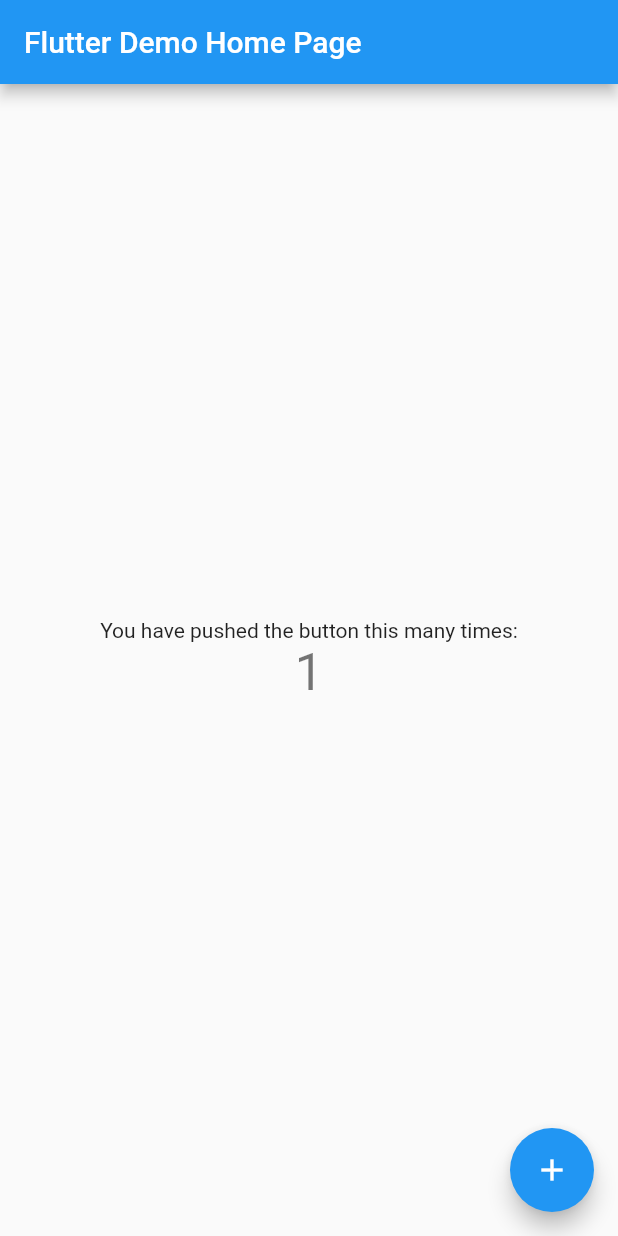
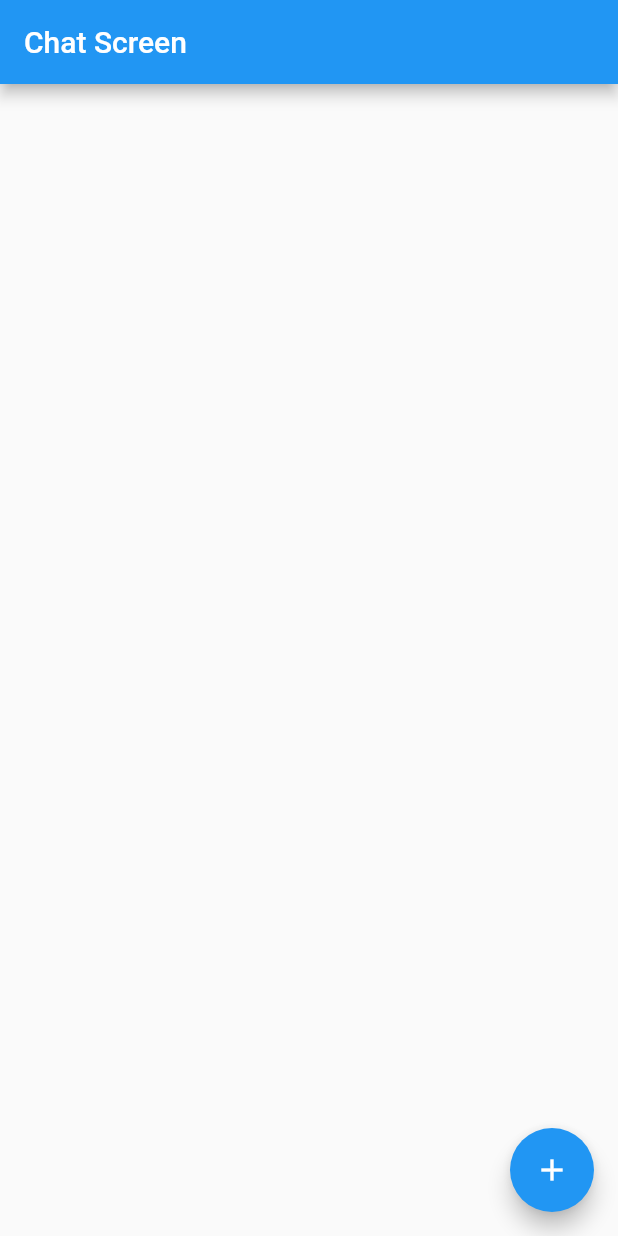
Before and after one commit to rafliandreansyah/chat_app, a Flutter app: the screen it shows after launch, after a tap on the "add" icon, on a phone screen of 412 x 824 dp. Run offline on Flutter 3.47's test engine with Material 2 defaults, Android fonts, the phone set to English and light mode, and no system bars; our stand-ins replace cloud_firestore, firebase_core; accounts and stored records are empty.

```diff
--- a/lib/main.dart
+++ b/lib/main.dart
@@ -1,6 +1,15 @@
 import 'package:flutter/material.dart';
 
-void main() {
+import 'package:firebase_core/firebase_core.dart';
+import 'firebase_options.dart';
+
+import './screen/chat_screen.dart';
+
+void main() async {
+  WidgetsFlutterBinding.ensureInitialized();
+  await Firebase.initializeApp(
+    options: DefaultFirebaseOptions.currentPlatform,
+  );
   runApp(const MyApp());
 }
 
@@ -13,103 +22,9 @@ class MyApp extends StatelessWidget {
     return MaterialApp(
       title: 'Flutter Demo',
       theme: ThemeData(
-        // This is the theme of your application.
-        //
-        // Try running your application with "flutter run". You'll see the
-        // application has a blue toolbar. Then, without quitting the app, try
-        // changing the primarySwatch below to Colors.green and then invoke
-        // "hot reload" (press "r" in the console where you ran "flutter run",
-        // or simply save your changes to "hot reload" in a Flutter IDE).
-        // Notice that the counter didn't reset back to zero; the application
-        // is not restarted.
         primarySwatch: Colors.blue,
       ),
-      home: const MyHomePage(title: 'Flutter Demo Home Page'),
+      home: const ChatScreen(),
     );
   }
 }
-
-class MyHomePage extends StatefulWidget {
-  const MyHomePage({Key? key, required this.title}) : super(key: key);
-
-  // This widget is the home page of your application. It is stateful, meaning
-  // that it has a State object (defined below) that contains fields that affect
-  // how it looks.
-
-  // This class is the configuration for the state. It holds the values (in this
-  // case the title) provided by the parent (in this case the App widget) and
-  // used by the build method of the State. Fields in a Widget subclass are
-  // always marked "final".
-
-  final String title;
-
-  @override
-  State<MyHomePage> createState() => _MyHomePageState();
-}
-
-class _MyHomePageState extends State<MyHomePage> {
-  int _counter = 0;
-
-  void _incrementCounter() {
-    setState(() {
-      // This call to setState tells the Flutter framework that something has
-      // changed in this State, which causes it to rerun the build method below
-      // so that the display can reflect the updated values. If we changed
-      // _counter without calling setState(), then the build method would not be
-      // called again, and so nothing would appear to happen.
-      _counter++;
-    });
-  }
-
-  @override
-  Widget build(BuildContext context) {
-    // This method is rerun every time setState is called, for instance as done
-    // by the _incrementCounter method above.
-    //
-    // The Flutter framework has been optimized to make rerunning build methods
-    // fast, so that you can just rebuild anything that needs updating rather
-    // than having to individually change instances of widgets.
-    return Scaffold(
-      appBar: AppBar(
-        // Here we take the value from the MyHomePage object that was created by
-        // the App.build method, and use it to set our appbar title.
-        title: Text(widget.title),
-      ),
-      body: Center(
-        // Center is a layout widget. It takes a single child and positions it
-        // in the middle of the parent.
-        child: Column(
-          // Column is also a layout widget. It takes a list of children and
-          // arranges them vertically. By default, it sizes itself to fit its
-          // children horizontally, and tries to be as tall as its parent.
-          //
-          // Invoke "debug painting" (press "p" in the console, choose the
-          // "Toggle Debug Paint" action from the Flutter Inspector in Android
-          // Studio, or the "Toggle Debug Paint" command in Visual Studio Code)
-          // to see the wireframe for each widget.
-          //
-          // Column has various properties to control how it sizes itself and
-          // how it positions its children. Here we use mainAxisAlignment to
-          // center the children vertically; the main axis here is the vertical
-          // axis because Columns are vertical (the cross axis would be
-          // horizontal).
-          mainAxisAlignment: MainAxisAlignment.center,
-          children: <Widget>[
-            const Text(
-              'You have pushed the button this many times:',
-            ),
-            Text(
-              '$_counter',
-              style: Theme.of(context).textTheme.headline4,
-            ),
-          ],
-        ),
-      ),
-      floatingActionButton: FloatingActionButton(
-        onPressed: _incrementCounter,
-        tooltip: 'Increment',
-        child: const Icon(Icons.add),
-      ), // This trailing comma makes auto-formatting nicer for build methods.
-    );
-  }
-}
--- a/lib/screen/chat_screen.dart
+++ b/lib/screen/chat_screen.dart
@@ -1,7 +1,18 @@
 import 'package:flutter/material.dart';
 
-class ChateScreen extends StatelessWidget {
-  const ChateScreen({Key? key}) : super(key: key);
+import 'package:cloud_firestore/cloud_firestore.dart';
+
+class ChatScreen extends StatefulWidget {
+  const ChatScreen({Key? key}) : super(key: key);
+
+  @override
+  State<ChatScreen> createState() => _ChatScreenState();
+}
+
+class _ChatScreenState extends State<ChatScreen> {
+  final _chatSnapshot = FirebaseFirestore.instance
+      .collection('chats/auwFUep7zxbKGUAsR0zI/messages')
+      .snapshots();
 
   @override
   Widget build(BuildContext context) {
@@ -9,8 +20,27 @@ class ChateScreen extends StatelessWidget {
       appBar: AppBar(
         title: const Text('Chat Screen'),
       ),
-      body: Center(
-        child: Text('Chat Screen'),
+      body: StreamBuilder(
+          stream: _chatSnapshot,
+          builder: (ctx, AsyncSnapshot<QuerySnapshot> snapshot) {
+            if (snapshot.connectionState == ConnectionState.waiting) {
+              return const Center(
+                child: CircularProgressIndicator(),
+              );
+            }
+
+            final listData = snapshot.data!.docs;
+            return ListView.builder(
+              itemCount: listData.length,
+              itemBuilder: (ctx, i) => Padding(
+                padding: const EdgeInsets.all(8.0),
+                child: Text(listData[i]['text']),
+              ),
+            );
+          }),
+      floatingActionButton: FloatingActionButton(
+        onPressed: () {},
+        child: Icon(Icons.add),
       ),
     );
   }
--- a/pubspec.yaml
+++ b/pubspec.yaml
@@ -34,6 +34,8 @@ dependencies:
   # The following adds the Cupertino Icons font to your application.
   # Use with the CupertinoIcons class for iOS style icons.
   cupertino_icons: ^1.0.2
+  cloud_firestore: ^2.5.1
+  cloud_firestore_platform_interface: 5.4.13
 
 dev_dependencies:
   flutter_test:
```
Also changed, not shown: lib/firebase_options.dart (added), pubspec.lock, 9 other files.
